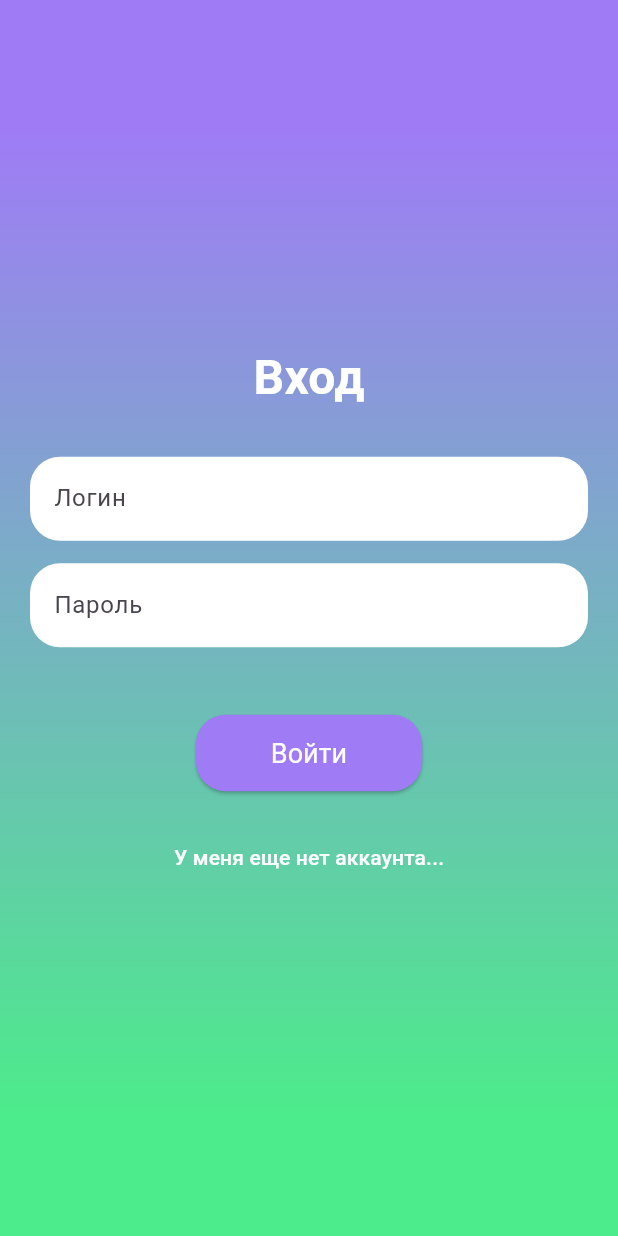
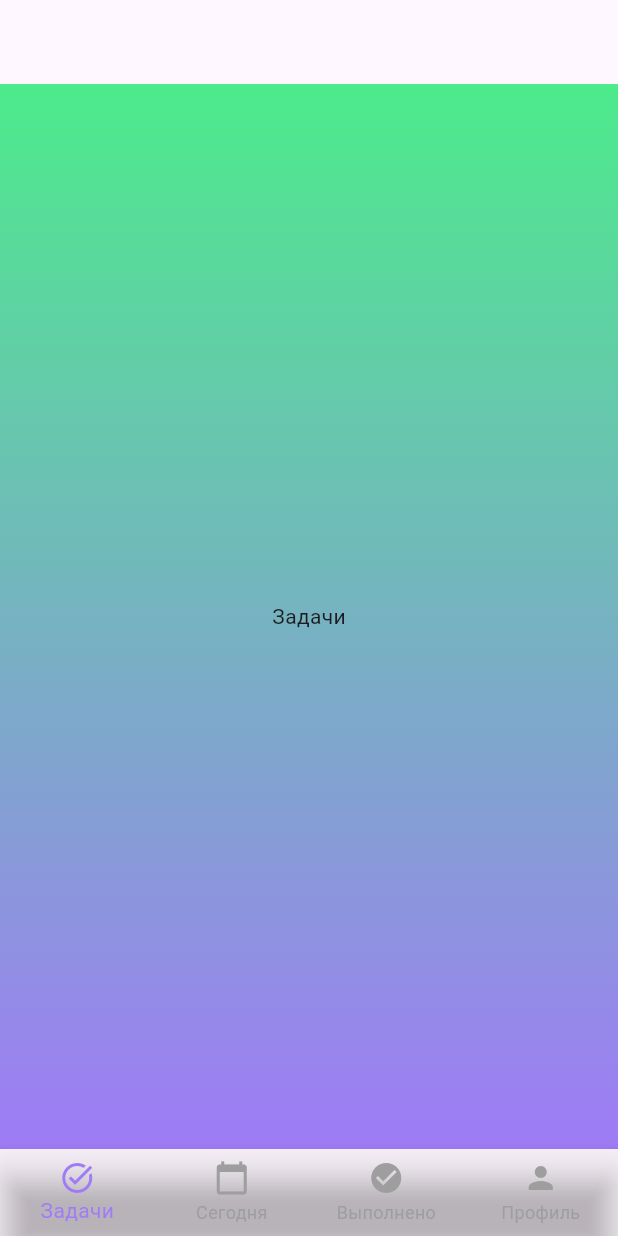
Before and after one commit to AlexGeorgievich/zc_dodiddone, a Flutter app: the screen it shows after launch, after a tap on "Войти", on a phone screen of 412 x 824 dp. Run offline on Flutter 3.47's test engine with Material 3 defaults, Android fonts, the phone set to English and light mode, and no system bars.

```diff
--- a/lib/main.dart
+++ b/lib/main.dart
@@ -1,5 +1,6 @@
 import 'package:flutter/material.dart';
 import 'package:zc_dodiddone/app/app.dart';
+// import 'dart:ui' as ui;
 
 void main() {
   runApp(const MyApp());
--- a/lib/pages/login_page.dart
+++ b/lib/pages/login_page.dart
@@ -1,5 +1,7 @@
 import 'package:flutter/material.dart';
 import 'package:zc_dodiddone/theme/theme.dart';
+
+import 'main_page.dart';
 // import 'package:zc_dodiddone/theme/theme.dart';
 
 class LoginPage extends StatefulWidget {
@@ -91,7 +93,10 @@ class _LoginPageState extends State<LoginPage> {
               // кнопка "Войти"++++++++++++++++
               ElevatedButton(
                 onPressed: () {
-                  // Handle sign in/sign up logic here
+                  Navigator.pushReplacement(
+                    context,
+                    MaterialPageRoute(
+                      builder: (context) => const MainPage()));
                 },
                 style: ElevatedButton.styleFrom(
                   backgroundColor: _isSignIn
--- /dev/null
+++ b/lib/pages/main_page.dart
@@ -0,0 +1,77 @@
+import 'package:flutter/material.dart';
+
+import '../theme/theme.dart';
+
+class MainPage extends StatefulWidget {
+  const MainPage({Key? key}) : super(key: key);
+
+  @override
+  State<MainPage> createState() => _MainPageState();
+}
+
+class _MainPageState extends State<MainPage> {
+  int _selectedIndex = 0;
+
+  static const List<Widget> _widgetOptions = <Widget>[
+    Text('Задачи'),
+    Text('Сегодня'),
+    Text('Выполнено'),
+    Text('Профиль'),
+  ];
+
+  void _onItemTapped(int index) {
+    setState(() {
+      _selectedIndex = index;
+    });
+  }
+
+  @override
+  Widget build(BuildContext context) {
+    return Scaffold(
+      appBar: AppBar(
+        backgroundColor: Colors.transparent, // Прозрачный AppBar
+        elevation: 0, // Убираем тень
+      ),
+      body: Container( // Добавляем Container для градиента
+        decoration: BoxDecoration(
+          gradient: LinearGradient(
+            begin: Alignment.topCenter,
+            end: Alignment.bottomCenter,
+            colors: [
+              DoDidDoneTheme.lightTheme.colorScheme.secondary,
+              DoDidDoneTheme.lightTheme.colorScheme.primary,
+            ],
+          ),
+        ),
+        child: Center(
+          child: _widgetOptions.elementAt(_selectedIndex),
+        ),
+      ),
+      bottomNavigationBar: BottomNavigationBar(
+        items: const <BottomNavigationBarItem>[
+          BottomNavigationBarItem(
+            icon: Icon(Icons.task_alt),
+            label: 'Задачи',
+          ),
+          BottomNavigationBarItem(
+            icon: Icon(Icons.calendar_today),
+            label: 'Сегодня',
+          ),
+          BottomNavigationBarItem(
+            icon: Icon(Icons.check_circle),
+            label: 'Выполнено',
+          ),
+          BottomNavigationBarItem(
+            icon: Icon(Icons.person),
+            label: 'Профиль',
+          ),
+        ],
+        currentIndex: _selectedIndex,
+        onTap: _onItemTapped,
+        type: BottomNavigationBarType.fixed,
+        selectedItemColor: DoDidDoneTheme.lightTheme.colorScheme.primary,
+        unselectedItemColor: Colors.grey,
+      ),
+    );
+  }
+}
--- a/lib/theme/theme.dart
+++ b/lib/theme/theme.dart
@@ -18,5 +18,11 @@ class DoDidDoneTheme {
         ),
       ),
     ),
+        bottomNavigationBarTheme: BottomNavigationBarThemeData(
+      selectedItemColor: const Color(0xFF9f7bf6), // Цвет выбранной иконки
+      unselectedItemColor:
+          const Color(0xFF4ceb8b).withOpacity(0.5), // Цвет невыбранной иконки
+      backgroundColor: Colors.transparent,
+    ),
   );
 }
```
